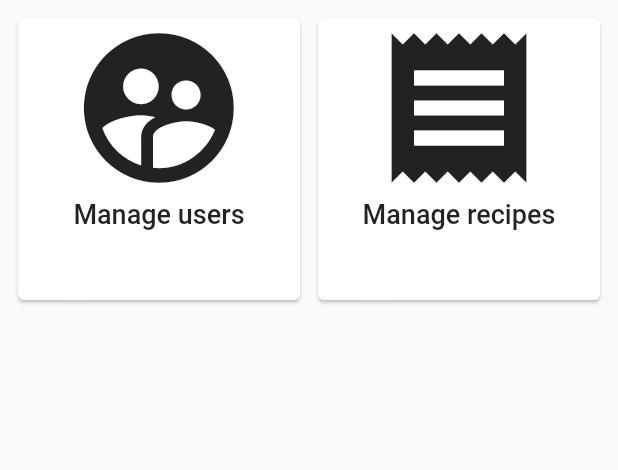
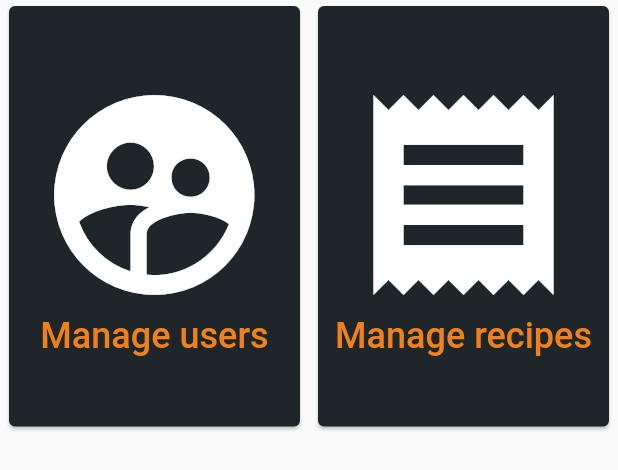
Before and after one commit to Davaeth/Zero-Waste-Cookbook, a Flutter app: the AdministratorPanel widget shown alone on an empty page, opened directly, on a phone screen of 412 x 824 dp. Shown: the top 470 px of the screen. Run offline on Flutter 3.47's test engine with Material 2 defaults, Android fonts, the phone set to English and light mode, and no system bars; our stand-ins replace cloud_firestore, firebase_auth, flare_flutter, flutter_tindercard, google_sign_in; accounts and stored records are empty.

Commit message:
-Changed administrator panel view

```diff
--- a/lib/main.dart
+++ b/lib/main.dart
@@ -3,7 +3,6 @@ import 'package:firebase_auth/firebase_auth.dart';
 import 'package:flutter/material.dart';
 import 'package:zero_waste_cookbook/src/database/database_service.dart';
 import 'package:zero_waste_cookbook/src/models/food/recipe.dart';
-import 'package:zero_waste_cookbook/src/pages/administation_panel/actions/applications_actions.dart';
 import 'package:zero_waste_cookbook/src/pages/administation_panel/actions/recipes_actions.dart';
 import 'package:zero_waste_cookbook/src/pages/administation_panel/actions/users_actions.dart';
 import 'package:zero_waste_cookbook/src/pages/login/authentication.dart';
@@ -33,7 +32,6 @@ class MyApp extends StatelessWidget {
       routes: {
         Routes.AdministratorUsers: (context) => UsersActions(),
         Routes.AdministratorRecipes: (context) => RecipesActions(),
-        Routes.AdministratorApplications: (context) => ApplicationsActions()
       },
       onGenerateRoute: Routes.handleGeneratingRoutes());
 }
--- a/lib/src/pages/administation_panel/administrator_panel.dart
+++ b/lib/src/pages/administation_panel/administrator_panel.dart
@@ -4,15 +4,26 @@ import 'package:zero_waste_cookbook/ui/constants/routes.dart';
 
 class AdministratorPanel extends StatelessWidget {
   @override
-  Widget build(BuildContext context) => GridView.count(
-        crossAxisCount: 2,
-        childAspectRatio: 1,
-        padding: EdgeInsets.only(left: 8.0, right: 4.0, top: 8.0, bottom: 4.0),
-        children: <Widget>[
-          buildAdministratorCardButton("Manage users",
-              Icons.supervised_user_circle, Routes.AdministratorUsers, context),
-          buildAdministratorCardButton("Manage recipes", Icons.receipt,
-              Routes.AdministratorRecipes, context),
-        ],
+  Widget build(BuildContext context) => SafeArea(
+        left: true,
+        right: true,
+        child: Row(
+          crossAxisAlignment: CrossAxisAlignment.center,
+          mainAxisAlignment: MainAxisAlignment.spaceBetween,
+          children: <Widget>[
+            _buildElement("Manage users", Icons.supervised_user_circle,
+                Routes.AdministratorUsers, context),
+            _buildElement("Manage recipes", Icons.receipt,
+                Routes.AdministratorRecipes, context),
+          ],
+        ),
+      );
+
+  Container _buildElement(
+          String text, IconData icon, String route, BuildContext context) =>
+      Container(
+        height: (MediaQuery.of(context).size.height / 100) * 35,
+        width: (MediaQuery.of(context).size.width / 100) * 50,
+        child: buildAdministratorCardButton(text, icon, route, context),
       );
 }
--- a/lib/ui/cards/card_buttons_panel.dart
+++ b/lib/ui/cards/card_buttons_panel.dart
@@ -1,4 +1,5 @@
 import 'package:flutter/material.dart';
+import 'package:zero_waste_cookbook/ui/shared/colors/default_colors.dart';
 import 'package:zero_waste_cookbook/ui/shared/page_resolvers/navigator.dart';
 import 'package:zero_waste_cookbook/ui/shared/page_resolvers/positioning.dart';
 
@@ -8,23 +9,30 @@ GestureDetector buildAdministratorCardButton(
         context,
         addPadding(
           Card(
+            color: DefaultColors.secondaryColor,
             child: Column(
+              mainAxisAlignment: MainAxisAlignment.center,
               crossAxisAlignment: CrossAxisAlignment.center,
               children: <Widget>[
                 Icon(
                   iconData,
-                    size: 120.0,
+                  size: 160.0,
+                  color: Colors.white,
                 ),
                 Align(
                   alignment: Alignment.center,
                   child: Text(
                     text,
-                      style: TextStyle(fontSize: 18.0),
+                    style: TextStyle(
+                      fontSize: 24.0,
+                      color: DefaultColors.iconColor,
+                    ),
                   ),
                 )
               ],
             ),
           ),
-            bottom: 4.0,
-            right: 4.0),
+          right: 2.0,
+          left: 2.0,
+        ),
         route);
--- a/lib/ui/constants/routes.dart
+++ b/lib/ui/constants/routes.dart
@@ -2,7 +2,6 @@ import 'package:flutter/material.dart';
 import 'package:zero_waste_cookbook/src/pages/search/sreaching_result/searching_result.dart';
 import 'package:zero_waste_cookbook/src/pages/user_profile/user_profile.dart';
 import 'package:zero_waste_cookbook/main.dart';
-import 'package:zero_waste_cookbook/src/pages/administation_panel/actions/applications_actions.dart';
 import 'package:zero_waste_cookbook/src/pages/administation_panel/actions/recipes_actions.dart';
 import 'package:zero_waste_cookbook/src/pages/administation_panel/actions/users_actions.dart';
 import 'package:zero_waste_cookbook/src/pages/login/login_page.dart';
@@ -21,7 +20,6 @@ class Routes {
   static const Home = '/';
   static const AdministratorUsers = '/administration/users';
   static const AdministratorRecipes = '/administration/recipes';
-  static const AdministratorApplications = '/administration/applications';
   static const Recipe = '/recipe';
   static const FakeRecipePage = '/voting/fakeRecipe';
   static const VotingPage = '/voting';
@@ -42,10 +40,6 @@ class Routes {
             return MaterialPageRoute(builder: (context) => UsersActions());
             break;
           case Routes.AdministratorRecipes:
-            return MaterialPageRoute(
-                builder: (context) => ApplicationsActions());
-            break;
-          case Routes.AdministratorApplications:
             return MaterialPageRoute(builder: (context) => RecipesActions());
             break;
           case Routes.Recipe:
```
Also changed, not shown: lib/src/pages/administation_panel/actions/applications_actions.dart (deleted, +0 -19 lines), lib/src/pages/administation_panel/actions/components/actions_view_builder.dart (+20 -14 lines). Lines whose indentation alone changed are shown as unchanged.
